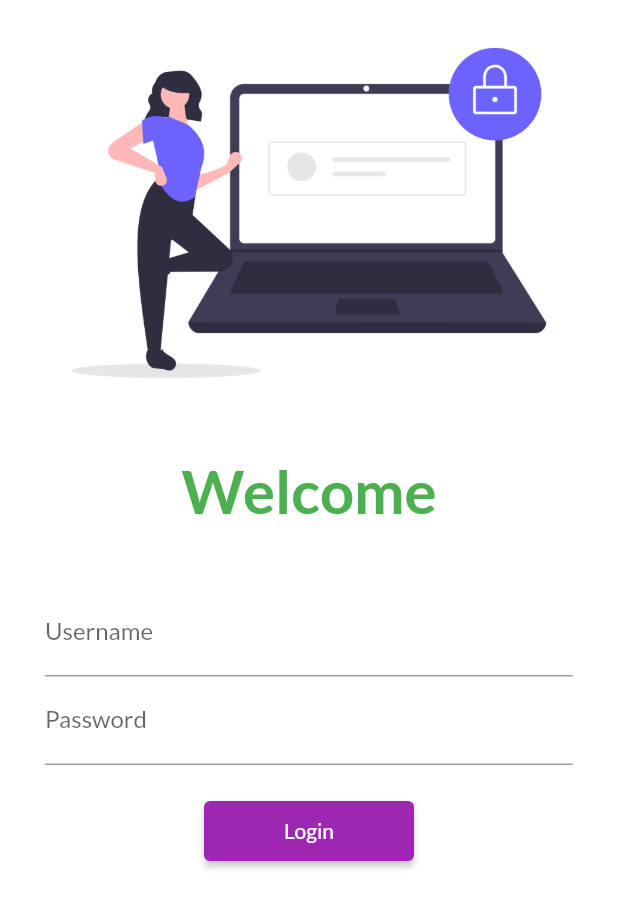
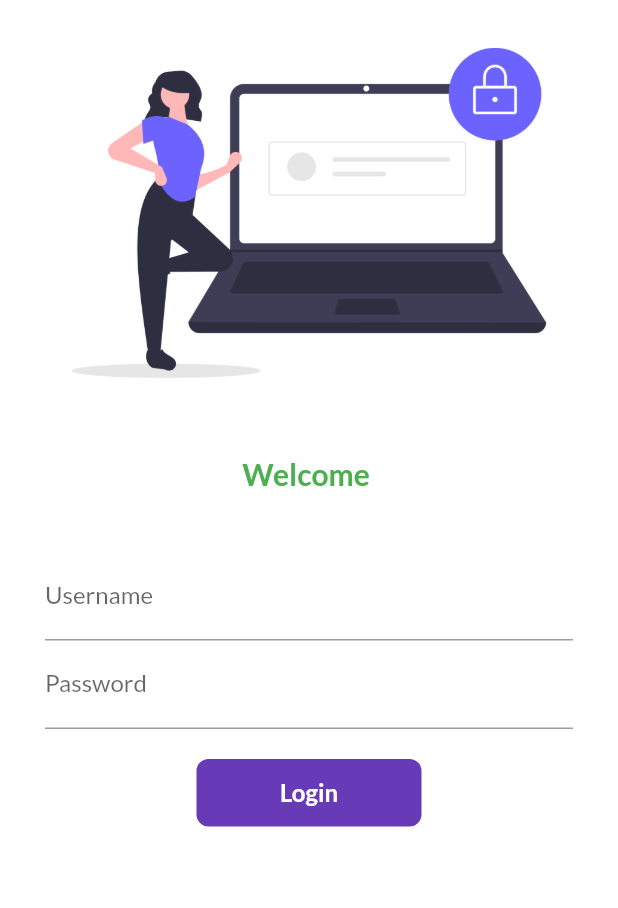
Before and after one commit to kolhekunal/30daysofflutter, a Flutter app: the screen it shows after launch, on a phone screen of 412 x 824 dp. Shown: the top 908 px of the screen. Run offline on Flutter 3.47's test engine with Material 2 defaults, Android fonts, the phone set to English and light mode, and no system bars; our stand-ins replace google_fonts.

Commit message:
Statefull widget, animation, custom button- Day6 Completed

```diff
--- a/lib/pages/login_page.dart
+++ b/lib/pages/login_page.dart
@@ -3,7 +3,15 @@ import 'dart:ui';
 import 'package:flutter/material.dart';
 import 'package:flutter_catelog/Utils/MyRoutes.dart';
 
-class LoginPage extends StatelessWidget {
+class LoginPage extends StatefulWidget {
+  @override
+  _LoginPageState createState() => _LoginPageState();
+}
+
+class _LoginPageState extends State<LoginPage> {
+  String txt ="";
+  bool changeButton = false;
+
   @override
   Widget build(BuildContext context) {
     return Material(
@@ -16,10 +24,10 @@ class LoginPage extends StatelessWidget {
                 height: 20.0,
               ),
               Text(
-                "Welcome",
+                "Welcome $txt",
                 style: TextStyle(
                     color: Colors.green,
-                    fontSize: 40,
+                    fontSize: 20,
                     fontWeight: FontWeight.bold),
               ),
               SizedBox(
@@ -34,6 +42,11 @@ class LoginPage extends StatelessWidget {
                         hintText: "Please enter username",
                         labelText: "Username",
                       ),
+                      onChanged: (value){
+                        txt = value;
+                        setState(() {
+                        });
+                      },
                     ),
                     TextFormField(
                       obscureText: true,
@@ -45,13 +58,38 @@ class LoginPage extends StatelessWidget {
                     SizedBox(
                       height: 20.0,
                     ),
-                    ElevatedButton(
+
+                    InkWell(
+                      onTap: () async {
+                        setState(() {
+                          changeButton = true;
+                        });
+
+                        await Future.delayed(Duration(seconds: 1));
+                        Navigator.pushNamed(context, MyRoutes.homeRoute);
+                      },
+                      child: AnimatedContainer(
+                        duration:Duration(seconds:1),
+                        width:changeButton?50 : 150,
+                        height: 45,
+                        alignment: Alignment.center,
+                        child: changeButton?Icon(Icons.done,color: Colors.white,):Text("Login",style:
+                        TextStyle(color: Colors.white,
+                            fontWeight: FontWeight.bold,
+                            fontSize: 16),),
+                        decoration: BoxDecoration(
+                          color: Colors.deepPurple,
+                          borderRadius: BorderRadius.circular(changeButton?50:8)),
+                      ),
+                    )
+
+                    /*ElevatedButton(
                       child: Text("Login"),
                       style: TextButton.styleFrom(minimumSize: Size(140, 40)),
                       onPressed: () {
                      Navigator.pushNamed(context, MyRoutes.homeRoute);
                       },
-                    )
+                    )*/
                   ],
                 ),
               ),
```
